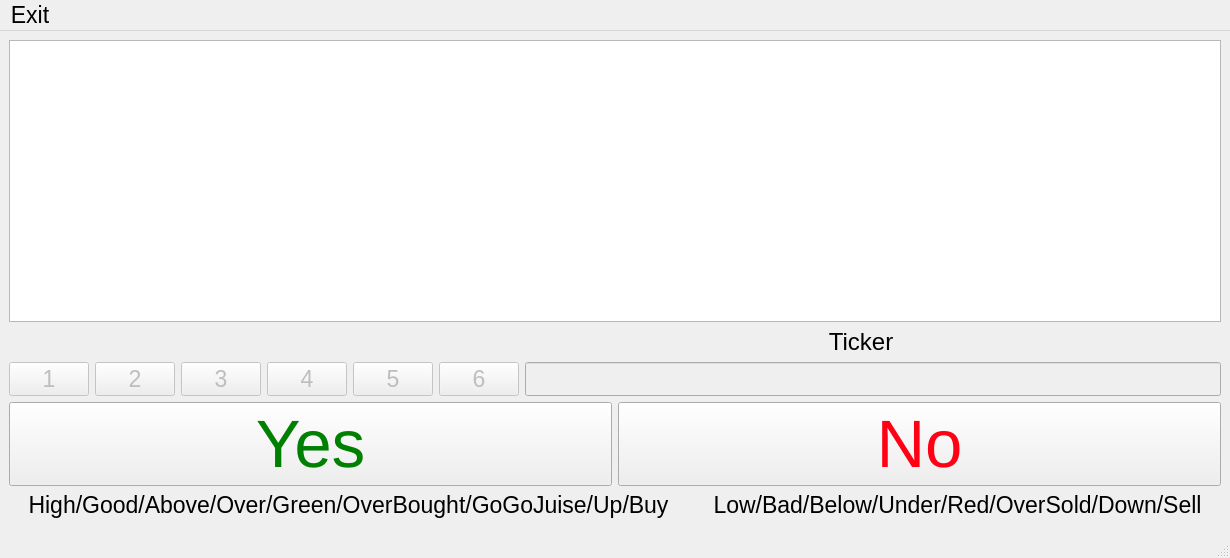
Before: the Qt Designer form Stock-Watchlist-Logger.ui in Kataki-Takanashi/Halal-Stock-Organizer, drawn with Qt 5.
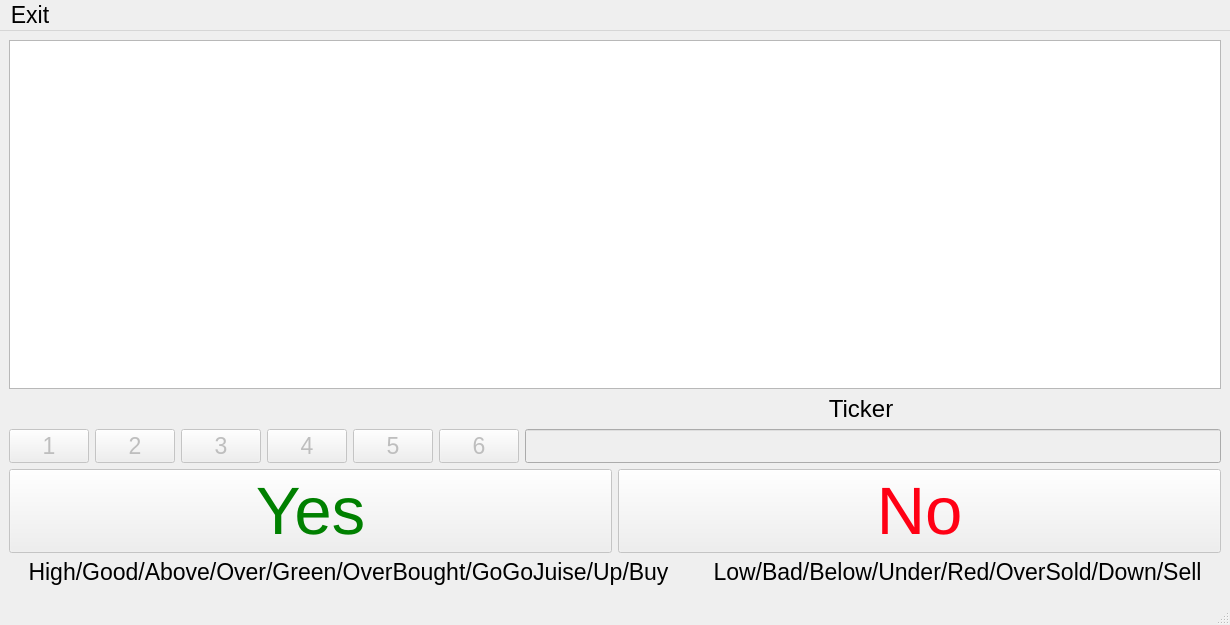
After: the same form once the commit is applied. Icons and pictures are not drawn.

The edit to the form file:
```diff
--- a/Stock-Watchlist-Logger.ui
+++ b/Stock-Watchlist-Logger.ui
@@ -6,8 +6,8 @@
    <rect>
     <x>0</x>
     <y>0</y>
-    <width>786</width>
-    <height>558</height>
+    <width>974</width>
+    <height>625</height>
    </rect>
   </property>
   <property name="font">
@@ -126,6 +126,9 @@
      <layout class="QHBoxLayout" name="horizontalLayout_15">
       <item>
        <widget class="QPushButton" name="YesButton">
+        <property name="enabled">
+         <bool>false</bool>
+        </property>
         <property name="font">
          <font>
           <pointsize>50</pointsize>
@@ -145,6 +148,9 @@
       </item>
       <item>
        <widget class="QPushButton" name="NoButton">
+        <property name="enabled">
+         <bool>false</bool>
+        </property>
         <property name="font">
          <font>
           <pointsize>50</pointsize>
```
Left out of the diff: 5 changed lines with no effect on the pictures.
